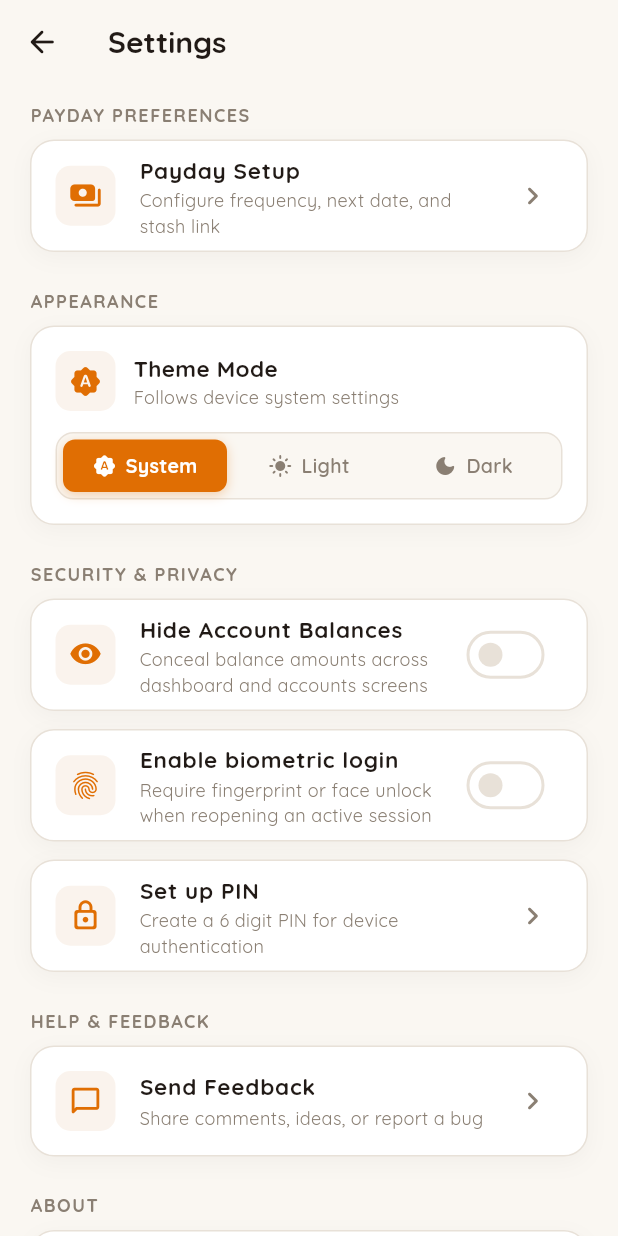
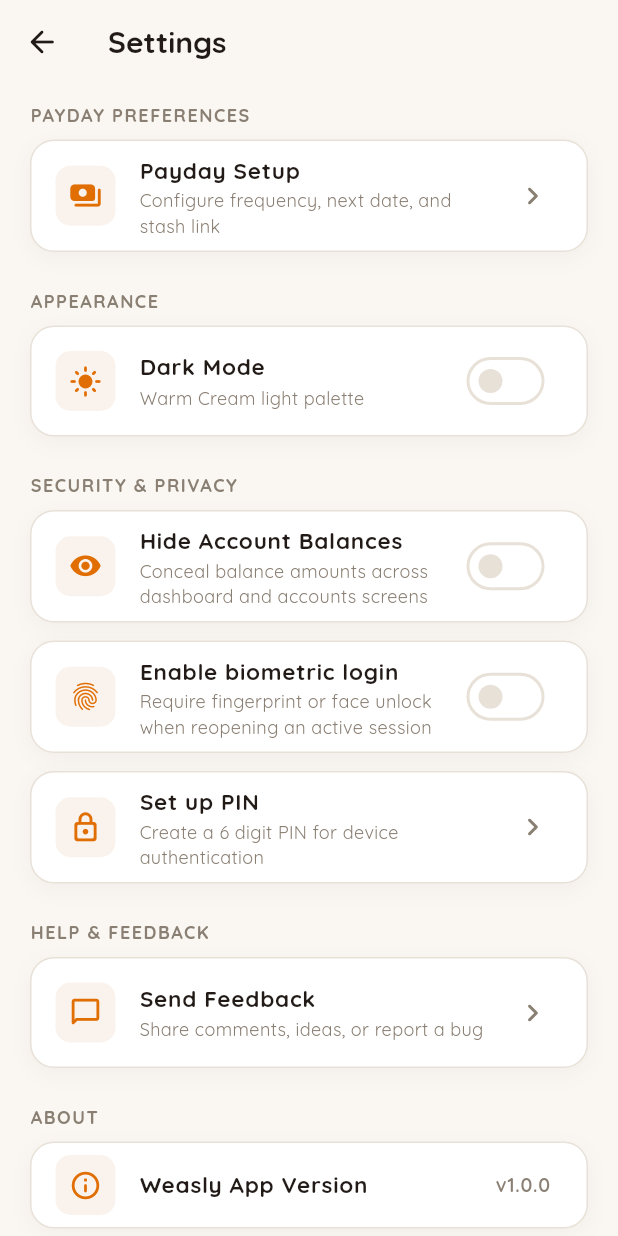
Before and after one commit to Ae-32/Weasly, a Flutter app: the SettingsScreen screen opened directly, on a phone screen of 412 x 824 dp. Run offline on Flutter 3.47's test engine with Material 3 defaults, Android fonts, the phone set to English and light mode, and no system bars; our stand-ins replace cloud_firestore, firebase_auth, firebase_core, fl_chart, flutter_local_notifications, flutter_riverpod and 6 more; accounts and stored records are empty.

Commit message:
DarkMode Toggle Fix

```diff
--- a/lib/screens/settings/settings_screen.dart
+++ b/lib/screens/settings/settings_screen.dart
@@ -34,72 +34,12 @@ class SettingsScreen extends ConsumerWidget {
     }
   }
 
-  Widget _buildThemeOption(
-    BuildContext context,
-    WidgetRef ref, {
-    required ThemeMode mode,
-    required ThemeMode activeMode,
-    required IconData icon,
-    required String label,
-  }) {
-    final colors = context.colors;
-    final isSelected = mode == activeMode;
-
-    return Expanded(
-      child: GestureDetector(
-        onTap: () {
-          ref.read(themeModeProvider.notifier).setThemeMode(mode);
-        },
-        behavior: HitTestBehavior.opaque,
-        child: AnimatedContainer(
-          duration: const Duration(milliseconds: 200),
-          curve: Curves.easeInOut,
-          padding: const EdgeInsets.symmetric(vertical: 8),
-          decoration: BoxDecoration(
-            color: isSelected ? colors.accentPrimary : Colors.transparent,
-            borderRadius: BorderRadius.circular(8),
-            boxShadow: isSelected
-                ? [
-                    BoxShadow(
-                      color: colors.accentPrimary.withValues(alpha: 0.3),
-                      blurRadius: 6,
-                      offset: const Offset(0, 2),
-                    ),
-                  ]
-                : null,
-          ),
-          child: Row(
-            mainAxisAlignment: MainAxisAlignment.center,
-            children: [
-              Icon(
-                icon,
-                size: 16,
-                color: isSelected
-                    ? (context.isDarkMode ? colors.bgBase : Colors.white)
-                    : colors.textMuted,
-              ),
-              const SizedBox(width: 6),
-              Text(
-                label,
-                style: GoogleFonts.quicksand(
-                  fontSize: 13,
-                  fontWeight: isSelected ? FontWeight.w700 : FontWeight.w600,
-                  color: isSelected
-                      ? (context.isDarkMode ? colors.bgBase : Colors.white)
-                      : colors.textMuted,
-                ),
-              ),
-            ],
-          ),
-        ),
-      ),
-    );
-  }
-
   @override
   Widget build(BuildContext context, WidgetRef ref) {
     final colors = context.colors;
     final themeMode = ref.watch(themeModeProvider);
+    final isDark = themeMode == ThemeMode.dark ||
+        (themeMode == ThemeMode.system && context.isDarkMode);
     final isBiometricEnabled = ref.watch(biometricEnabledProvider);
     final isPinSet = ref.watch(isPinSetProvider);
     final isBalanceHidden = ref.watch(balanceVisibilityProvider);
@@ -221,13 +161,21 @@ class SettingsScreen extends ConsumerWidget {
                     ),
                   ],
                 ),
-                padding: const EdgeInsets.all(16),
-                child: Column(
-                  crossAxisAlignment: CrossAxisAlignment.start,
-                  children: [
-                    Row(
-                      children: [
-                        Container(
+                child: SwitchListTile(
+                  value: isDark,
+                  onChanged: (val) async {
+                    await ref
+                        .read(themeModeProvider.notifier)
+                        .setThemeMode(val ? ThemeMode.dark : ThemeMode.light);
+                    if (context.mounted) {
+                      SuccessBanner.show(
+                        context,
+                        val ? 'Dark mode enabled!' : 'Light mode enabled!',
+                      );
+                    }
+                  },
+                  activeThumbColor: colors.accentPrimary,
+                  secondary: Container(
                     width: 40,
                     height: 40,
                     decoration: BoxDecoration(
@@ -235,83 +183,30 @@ class SettingsScreen extends ConsumerWidget {
                       borderRadius: BorderRadius.circular(10),
                     ),
                     child: Icon(
-                            themeMode == ThemeMode.dark
+                      isDark
                           ? Icons.dark_mode_rounded
-                                : (themeMode == ThemeMode.light
-                                    ? Icons.light_mode_rounded
-                                    : Icons.brightness_auto_rounded),
+                          : Icons.light_mode_rounded,
                       color: colors.accentPrimary,
                       size: 22,
                     ),
                   ),
-                        const SizedBox(width: 12),
-                        Expanded(
-                          child: Column(
-                            crossAxisAlignment: CrossAxisAlignment.start,
-                            children: [
-                              Text(
-                                'Theme Mode',
+                  title: Text(
+                    'Dark Mode',
                     style: GoogleFonts.quicksand(
                       fontSize: 15,
                       fontWeight: FontWeight.bold,
                       color: colors.textPrimary,
                     ),
                   ),
-                              Text(
-                                themeMode == ThemeMode.system
-                                    ? 'Follows device system settings'
-                                    : (themeMode == ThemeMode.dark
+                  subtitle: Text(
+                    isDark
                         ? 'Warm Espresso dark palette'
-                                        : 'Warm Cream light palette'),
+                        : 'Warm Cream light palette',
                     style: GoogleFonts.quicksand(
                       fontSize: 12,
                       color: colors.textMuted,
                     ),
                   ),
-                            ],
-                          ),
-                        ),
-                      ],
-                    ),
-                    const SizedBox(height: 14),
-                    // 3-way Segmented Control (System, Light, Dark)
-                    Container(
-                      padding: const EdgeInsets.all(4),
-                      decoration: BoxDecoration(
-                        color: colors.bgBase,
-                        borderRadius: BorderRadius.circular(12),
-                        border: Border.all(color: colors.borderDefault),
-                      ),
-                      child: Row(
-                        children: [
-                          _buildThemeOption(
-                            context,
-                            ref,
-                            mode: ThemeMode.system,
-                            activeMode: themeMode,
-                            icon: Icons.brightness_auto_rounded,
-                            label: 'System',
-                          ),
-                          _buildThemeOption(
-                            context,
-                            ref,
-                            mode: ThemeMode.light,
-                            activeMode: themeMode,
-                            icon: Icons.light_mode_rounded,
-                            label: 'Light',
-                          ),
-                          _buildThemeOption(
-                            context,
-                            ref,
-                            mode: ThemeMode.dark,
-                            activeMode: themeMode,
-                            icon: Icons.dark_mode_rounded,
-                            label: 'Dark',
-                          ),
-                        ],
-                      ),
-                    ),
-                  ],
                 ),
               ),
               const SizedBox(height: 24),
```
Lines whose indentation alone changed are shown as unchanged.
